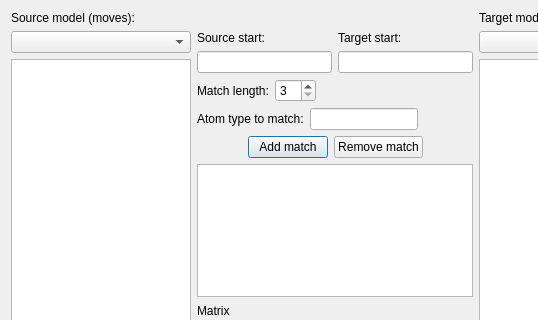
Old version of the form apps/MIFit/ui/LSQFitDialog.ui in the repository mifit/mifit; both pictures show x 0 to 538 and y 0 to 320 of the 670 by 600 pixel window.
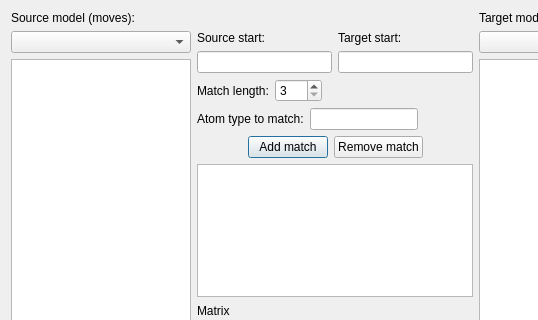
New version of the form.

Commit message: Issue 30:	Fit/Superimpose 'Match length' field needs to allow at least 3 digits

```diff
--- a/apps/MIFit/ui/LSQFitDialog.ui
+++ b/apps/MIFit/ui/LSQFitDialog.ui
@@ -85,6 +85,9 @@
        <property name="minimum" >
         <number>3</number>
        </property>
+       <property name="maximum">
+        <number>999</number>
+       </property>
       </widget>
      </item>
      <item>
```
Left out of the diff: 215 changed lines with no effect on the pictures.
